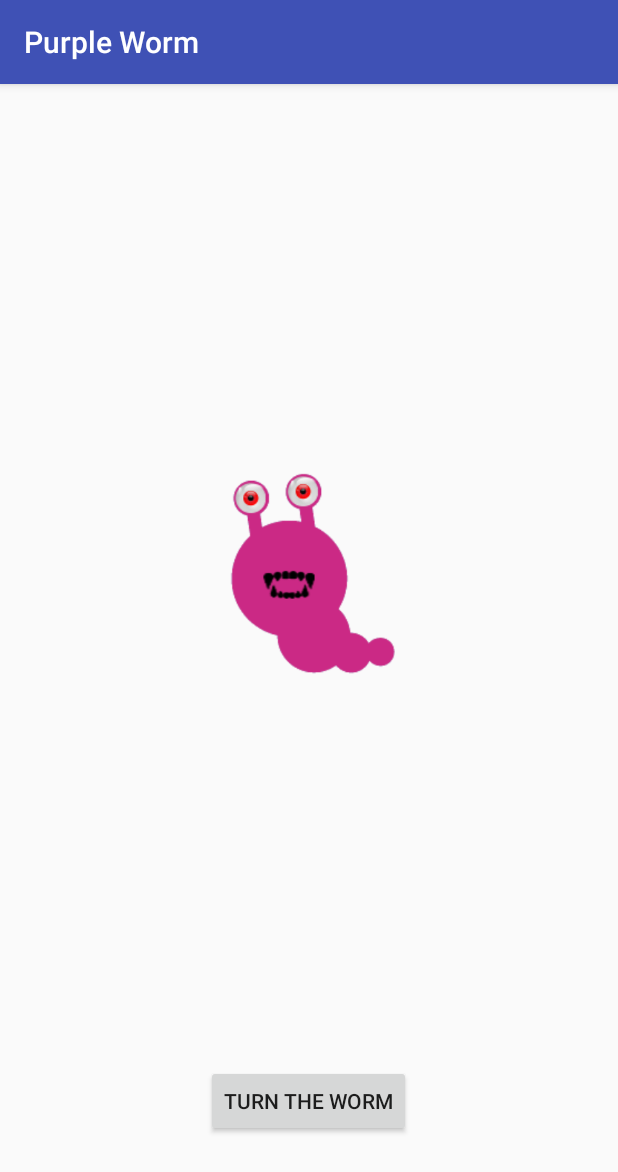
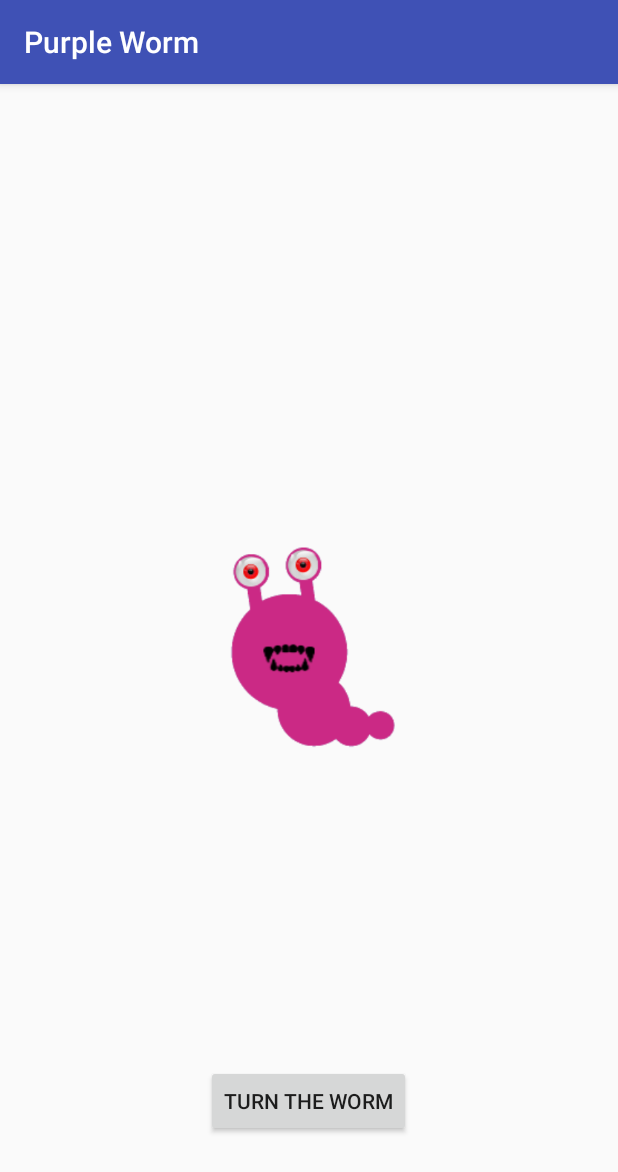
Before and after one commit to HLessJon/Purple-Worm, an Android app: the screen it shows after launch (MainActivity), on a phone screen of 412 x 824 dp. Shown: the top 1172 px of the screen. Run offline under Robolectric (Android 15) with nearby library versions, the phone set to English and light mode, and no system bars.

Commit message:
First Commit testing2

```diff
--- a/AndroidStudioProjects/PurpleWorm/app/src/main/res/layout/activity_main.xml
+++ b/AndroidStudioProjects/PurpleWorm/app/src/main/res/layout/activity_main.xml
@@ -27,5 +27,5 @@
         android:layout_alignParentTop="true"
         android:layout_alignParentRight="true"
         android:layout_alignParentEnd="true"
-        android:layout_above="@+id/button1" />
+        android:layout_alignParentBottom="true" />
 </RelativeLayout>
```
